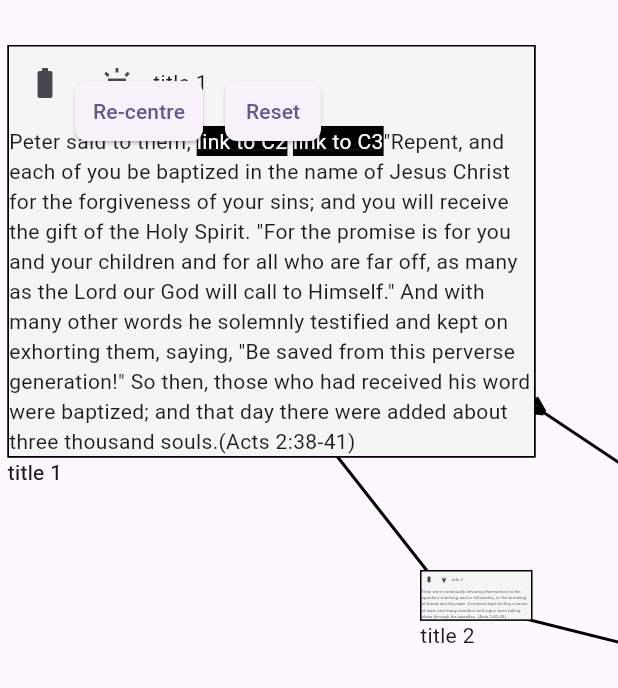
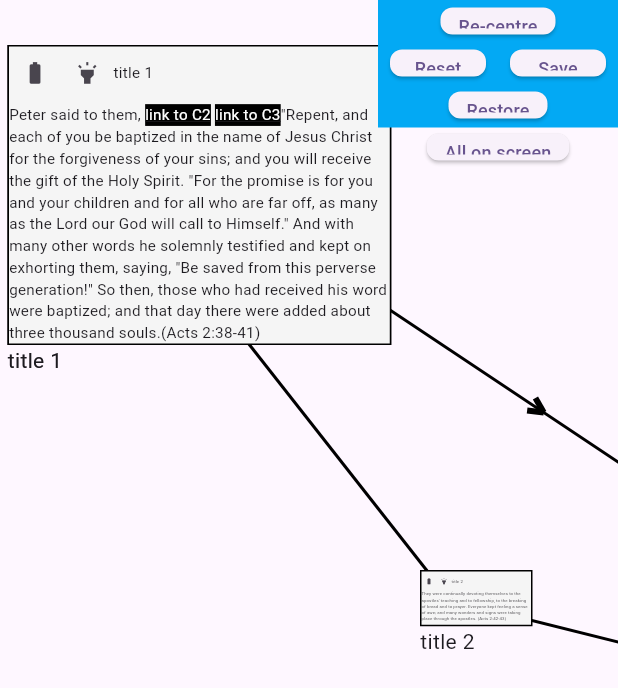
Before and after one commit to richard-hyperbook/testi, a Flutter app: the screen it shows after launch, on a phone screen of 412 x 824 dp. Shown: the top 688 px of the screen. Run offline on Flutter 3.47's test engine with Material 3 defaults, Android fonts, the phone set to English and light mode, and no system bars; drawn by our look-alikes of auto_size_text; our stand-ins replace flutter_widget_from_html, font_awesome_flutter, shared_preferences; missing offline and left inert: arrow_pad, number_inc_dec.

Commit message:
Fairly complete before adding tutorial text

```diff
--- a/lib/draw_map.dart
+++ b/lib/draw_map.dart
@@ -19,6 +19,7 @@ import 'package:arrow_pad/arrow_pad.dart';
 // import 'package:infinity_view/infinity_view.dart';
 import 'package:flutter_widget_from_html/flutter_widget_from_html.dart';
 import 'flutter_flow_icon_button.dart';
+import 'package:shared_preferences/shared_preferences.dart';
 
 GlobalKey _keyScreen = GlobalKey();
 // double _nodeSize = kDefaultNodeSize;
@@ -44,7 +45,7 @@ bool _showMapControls = false;
 
 // @JsonSerializable()
 class DocumentReference {
-  final String? path;
+  String? path;
   DocumentReference({this.path = '0'});
   // factory DocumentReference.fromJson(Map<String, dynamic> json) =>
   //     _$DocumentReferenceFromJson(json);
@@ -124,6 +125,7 @@ class DrawMap extends StatefulWidget {
 
 // List<ChaptersRecord> chapterDocs = [];
 
+SharedPreferences? globalSharedPrefs;
 List<ItemModel>? items;
 TransformationController _transformationController = TransformationController();
 TextEditingController _numberInputTextController = TextEditingController();
@@ -178,6 +180,8 @@ const String kFullyReadString = 'Fully Read';
 const String kHighlightedString = 'Highlighted';
 const String kDepredciatedString = 'Depreciated';
 const String kAwaitingApprovalString = 'Awaiting approval';
+const double kScreenPadding = 20;
+const FFButtonOptions kButtonOptions = FFButtonOptions(height: 18);
 
 const kStandardDuration = Duration(milliseconds: 500);
 
@@ -201,11 +205,33 @@ class _DrawMapState extends State<DrawMap> {
   TextEditingController nodeSizeTextController = TextEditingController();
   // HyperbooksRecord? thisHyperbook;
 
+  Future<void> restoreSharedPreferences() async {
+    globalSharedPrefs = await SharedPreferences.getInstance();
+
+    for (int i = 0; i < items!.length; i++) {
+      double? dx = globalSharedPrefs!.getDouble('x' + i.toString());
+      double? dy = globalSharedPrefs!.getDouble('y' + i.toString());
+      int? r = globalSharedPrefs!.getInt('r' + i.toString());
+      print('(GP1)$dx*$dy&$r');
+      if ((dx == null) || (dy == null) || (r == null)) {
+        return;
+      } else {
+        currentChapterList[i].xCoord = dx;
+        currentChapterList[i].yCoord = dy;
+        currentChapterList[i].readStateIndex = globalSharedPrefs!.getInt(
+          'r' + i.toString(),
+        );
+      }
+    }
+    chapterClicked.path = globalSharedPrefs!.getString('c');
+  }
+
   @override
   void initState() {
     super.initState();
     // setuptUserList(context);
     // thisHyperbook = getHyperbookRecordFromCache(hyperbook: widget.hyperbook);
+
     _enableTranslation = true;
     items = <ItemModel>[
       // ItemModel(offset: Offset(70, 100), text: 'text1A'),
@@ -221,6 +247,7 @@ class _DrawMapState extends State<DrawMap> {
       currentChapterList[i].originalXCoord = currentChapterList[i].xCoord!;
       currentChapterList[i].originalYCoord = currentChapterList[i].yCoord!;
     }
+
     print('(D1000)${items!.length}');
   }
 
@@ -451,11 +478,7 @@ class _DrawMapState extends State<DrawMap> {
       }
     }
     return Scaffold(
-      body: SizedBox(
-        height: 500,
-        width: 2000,
-        child: Center(
-          child: Stack(
+      body: Stack(
         clipBehavior: Clip.none,
         children: <Widget>[
           CustomPaint(
@@ -467,9 +490,19 @@ class _DrawMapState extends State<DrawMap> {
           ..._buildItems(),
           expandedWidget,
           Positioned(
-                left: 50,
-                top: 50,
-                child: FFButtonWidget(
+            left: MediaQuery.sizeOf(context).width - 160,
+            top: 0,
+            child: Container(
+              height: 85,
+              width: 160,
+              padding: EdgeInsets.all(5),
+              color: Colors.lightBlue,
+              child: Wrap(
+                alignment: WrapAlignment.spaceAround,
+                runSpacing: 10,
+                spacing: 10,
+                children: [
+                  FFButtonWidget(
                     text: 'Re-centre',
                     onPressed: () {
                       int expandedIndex = 0;
@@ -499,13 +532,9 @@ class _DrawMapState extends State<DrawMap> {
                         }
                       });
                     },
-                  options: FFButtonOptions(),
+                    options: kButtonOptions,
                   ),
-              ),
-              Positioned(
-                left: 150,
-                top: 50,
-                child: FFButtonWidget(
+                  FFButtonWidget(
                     text: 'Reset',
                     onPressed: () {
                       setState(() {
@@ -522,15 +551,86 @@ class _DrawMapState extends State<DrawMap> {
                             ),
                           );
                         }
+                        populateChapters();
                       });
                     },
-                  options: FFButtonOptions(),
+                    options: kButtonOptions,
                   ),
+                  FFButtonWidget(
+                    text: 'Save',
+                    onPressed: () async {
+                      globalSharedPrefs = await SharedPreferences.getInstance();
+                      for (int i = 0; i < items!.length; i++) {
+                        globalSharedPrefs!.setDouble(
+                          'x' + i.toString(),
+                          items![i].offset!.dx,
+                        );
+                        globalSharedPrefs!.setDouble(
+                          'y' + i.toString(),
+                          items![i].offset!.dy,
+                        );
+                        globalSharedPrefs!.setInt(
+                          'r' + i.toString(),
+                          currentChapterList[i].readStateIndex!,
+                        );
+                      }
+                      globalSharedPrefs!.setString('c', chapterClicked.path!);
+                    },
+                    options: kButtonOptions,
                   ),
-              // Positioned(left: 0, top: 0, child: insertArrowPad(setState)),
+                  FFButtonWidget(
+                    text: 'Restore',
+                    onPressed: () async {
+                      populateChapters();
+                      await restoreSharedPreferences();
+                      setState(() {});
+                    },
+                    options: kButtonOptions,
+                  ),
+                  FFButtonWidget(
+                    text: 'All on screen',
+                    onPressed: () async {
+                      for (int i = 0; i < items!.length; i++) {
+                        if (items![i].offset!.dx < 0) {
+                          items![i] = items![i].copyWithNewOffset(
+                            Offset(0, items![i].offset!.dy),
+                          );
+                        }
+                        if (items![i].offset!.dx >
+                            MediaQuery.sizeOf(context).width) {
+                          items![i] = items![i].copyWithNewOffset(
+                            Offset(
+                              MediaQuery.sizeOf(context).width - kScreenPadding,
+                              items![i].offset!.dy,
+                            ),
+                          );
+                        }
+                        if (items![i].offset!.dy < 0) {
+                          items![i] = items![i].copyWithNewOffset(
+                            Offset(items![i].offset!.dx, 0),
+                          );
+                        }
+                        if (items![i].offset!.dy >
+                            MediaQuery.sizeOf(context).height) {
+                          items![i] = items![i].copyWithNewOffset(
+                            Offset(
+                              items![i].offset!.dx,
+                              MediaQuery.sizeOf(context).height -
+                                  kScreenPadding,
+                            ),
+                          );
+                        }
+                      }
+                     // populateChapters();
+                      setState(() {});
+                    },
+                    options: kButtonOptions,
+                  ),
                 ],
               ),
             ),
+          ),
+        ],
       ),
       //   )
       //)
@@ -823,7 +923,8 @@ class _Item extends StatelessWidget {
           child: Column(
             crossAxisAlignment: CrossAxisAlignment.start,
             children: <Widget>[
-              MouseRegion(
+              Expanded(
+                child: MouseRegion(
                   cursor: SystemMouseCursors.precise,
                   child: Container(
                     // width: nodeSize,
@@ -856,7 +957,8 @@ class _Item extends StatelessWidget {
                                       globalSetState!(() {
                                         currentChapterList[i].readStateIndex =
                                             kFullyReadIndex;
-                                      items![i].color = readStateColors[kFullyReadIndex];
+                                        items![i].color =
+                                            readStateColors[kFullyReadIndex];
                                       });
                                     }
                                   }
@@ -876,7 +978,8 @@ class _Item extends StatelessWidget {
                                       globalSetState!(() {
                                         currentChapterList[i].readStateIndex =
                                             kHighlightedIndex;
-                                      items![i].color = readStateColors[kHighlightedIndex];
+                                        items![i].color =
+                                            readStateColors[kHighlightedIndex];
                                       });
                                     }
                                   }
@@ -908,24 +1011,32 @@ class _Item extends StatelessWidget {
                                       currentChapterList[i].reference!.path) {
                                     chapterClicked =
                                         currentChapterList[i].reference!;
-                                  print('(HW3A)${i}++++${chapterClicked.path}');
+                                    print(
+                                      '(HW3A)${i}++++${chapterClicked.path}',
+                                    );
                                     // break;
                                   }
                                   for (int i = 0; i < items!.length; i++) {
-                                  print('(HW3AA)${i}++++${items![i].chapterReference!.path}&&&&$items![i].color}');
+                                    print(
+                                      '(HW3AA)${i}++++${items![i].chapterReference!.path}&&&&$items![i].color}',
+                                    );
                                     if ((items![i].chapterReference!.path ==
                                             chapterClicked.path) &&
-                                      (items![i].color ==  readStateColors[kNotVisitedIndex])) {
+                                        (items![i].color ==
+                                            readStateColors[kNotVisitedIndex])) {
                                       items![i].color =
                                           readStateColors[kVisitedIndex];
-                                    print('(HW3B)${i}++++${chapterClicked.path}');
+                                      print(
+                                        '(HW3B)${i}++++${chapterClicked.path}',
+                                      );
                                       // break;
                                     }
                                   }
                                   for (int i = 0; i < items!.length; i++) {
                                     if ((items![i].chapterReference!.path ==
                                             targetRef) &&
-                                      (items![i].color == readStateColors[kNotVisitedIndex])) {
+                                        (items![i].color ==
+                                            readStateColors[kNotVisitedIndex])) {
                                       items![i].color =
                                           readStateColors[kVisitedIndex];
                                       print('(HW3C)${i}++++${targetRef}');
@@ -943,7 +1054,8 @@ class _Item extends StatelessWidget {
                     ),
                   ),
                 ),
-              Text(title!),
+              ),
+              Expanded(child: Text(title!)),
             ],
           ),
         ),
--- a/lib/main.dart
+++ b/lib/main.dart
@@ -12,7 +12,8 @@ class MyApp extends StatelessWidget {
   @override
   Widget build(BuildContext context) {
     return MaterialApp(
-      title: 'Flutter Demo',
+      title: 'Hyperbook',
+      debugShowCheckedModeBanner: false,
       theme: ThemeData(
         colorScheme: ColorScheme.fromSeed(seedColor: Colors.deepPurple),
       ),
--- a/pubspec.yaml
+++ b/pubspec.yaml
@@ -40,6 +40,7 @@ dependencies:
   auto_size_text: ^3.0.0
   font_awesome_flutter: ^10.8.0
   flutter_widget_from_html: ^0.16.0
+  shared_preferences: ^2.5.3
 
 dev_dependencies:
   flutter_test:
```
Also changed, not shown: pubspec.lock, 4 other files. Lines whose indentation alone changed are shown as unchanged.
